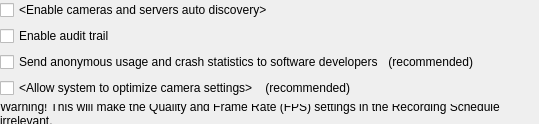
Qt form client/nx_client_desktop/src/ui/widgets/system_settings/system_settings_widget.ui (networkoptix/nx_open) before a commit.
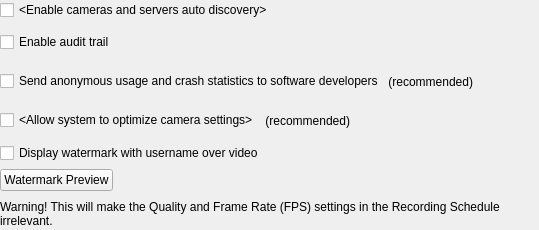
The same form after that commit. Custom widgets are drawn as their Qt base class.

Commit message:
Implemented watermark drawing (no export yet)
<==== Mercurial data ====>
Branch: vms_3.2

```diff
--- a/client/nx_client_desktop/src/ui/widgets/system_settings/system_settings_widget.ui
+++ b/client/nx_client_desktop/src/ui/widgets/system_settings/system_settings_widget.ui
@@ -7,7 +7,7 @@
     <x>0</x>
     <y>0</y>
     <width>539</width>
-    <height>124</height>
+    <height>230</height>
    </rect>
   </property>
   <property name="windowTitle">
@@ -151,6 +151,54 @@
      </item>
     </layout>
    </item>
+   <item>
+    <layout class="QHBoxLayout" name="horizontalLayout_4">
+     <item>
+      <widget class="QCheckBox" name="displayWatermarkCheckBox">
+       <property name="text">
+        <string>Display watermark with username over video</string>
+       </property>
+      </widget>
+     </item>
+     <item>
+      <spacer name="horizontalSpacer_4">
+       <property name="orientation">
+        <enum>Qt::Horizontal</enum>
+       </property>
+       <property name="sizeHint" stdset="0">
+        <size>
+         <width>40</width>
+         <height>20</height>
+        </size>
+       </property>
+      </spacer>
+     </item>
+    </layout>
+   </item>
+   <item>
+    <layout class="QHBoxLayout" name="horizontalLayout_5">
+     <item>
+      <widget class="QPushButton" name="watermarkSettingsButton">
+       <property name="text">
+        <string>Watermark Preview</string>
+       </property>
+      </widget>
+     </item>
+     <item>
+      <spacer name="horizontalSpacer_5">
+       <property name="orientation">
+        <enum>Qt::Horizontal</enum>
+       </property>
+       <property name="sizeHint" stdset="0">
+        <size>
+         <width>40</width>
+         <height>20</height>
+        </size>
+       </property>
+      </spacer>
+     </item>
+    </layout>
+   </item>
    <item>
     <widget class="QLabel" name="settingsWarningLabel">
      <property name="text">
```
Left out of the diff: 1 changed line with no effect on the pictures. The commit also changes 14 other files.
